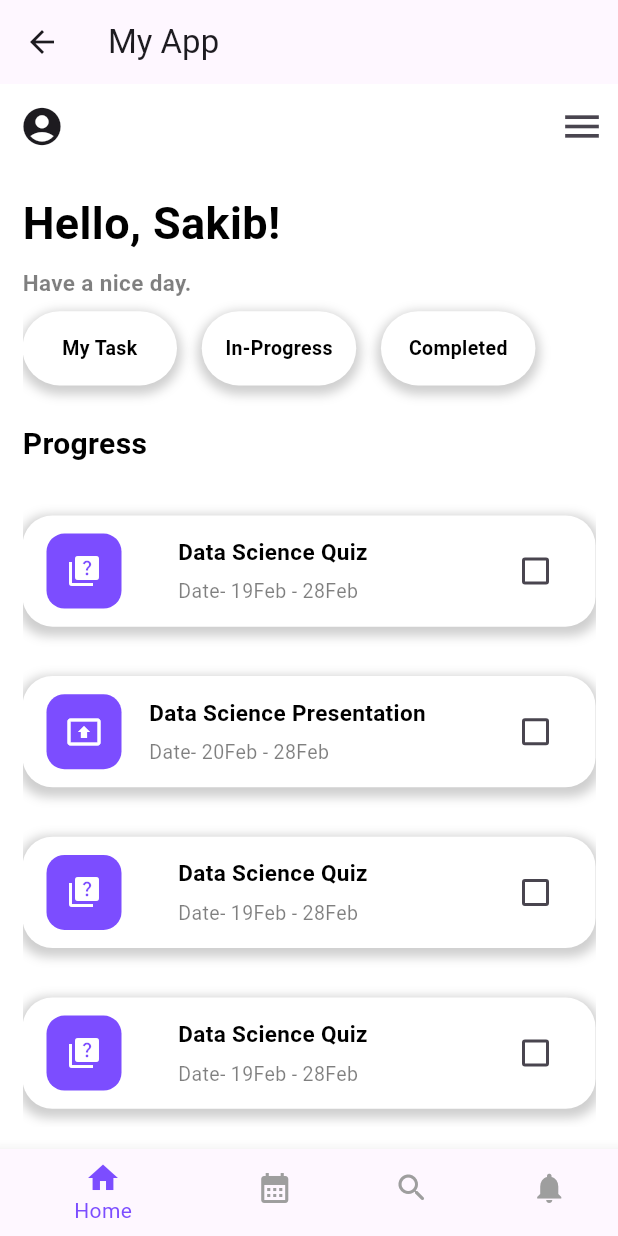
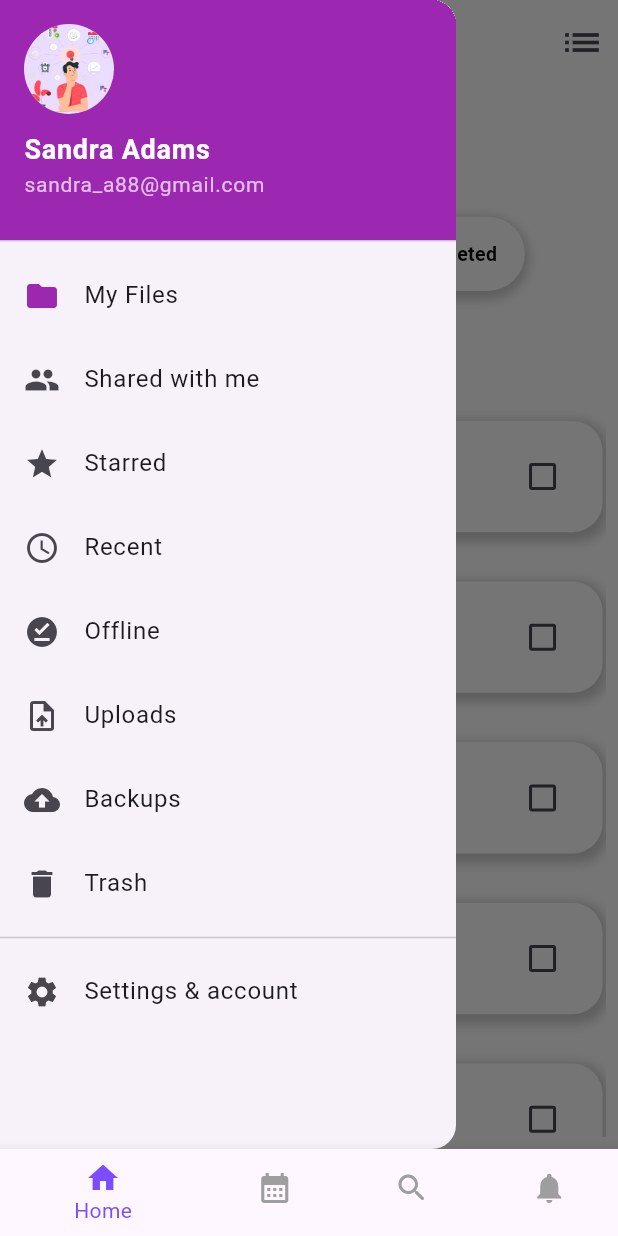
Before and after one commit to flixcodeDev/Flutter-NestTask-TODO-App, a Flutter app: the Bottomnavbar screen opened directly, with the side drawer open (before the commit the screen has no drawer), on a phone screen of 412 x 824 dp. Run offline on Flutter 3.47's test engine with Material 3 defaults, Android fonts, the phone set to English and light mode, and no system bars; our stand-ins replace curved_navigation_bar, get; missing offline and left inert: horizontal_week_calendar.

Commit message:
controller Update at watch page and adding Drawer But not working

```diff
--- a/lib/App_Pages/HomePage.dart
+++ b/lib/App_Pages/HomePage.dart
@@ -1,7 +1,11 @@
 import 'package:curved_navigation_bar/curved_navigation_bar.dart';
 import 'package:flutter/material.dart';
+import 'package:get/get.dart';
+import 'package:nesttask/App_Pages/SearchPage.dart';
 import 'package:nesttask/App_Pages/UpcomingTask.dart';
 import 'package:nesttask/CustomButton/CustomContainer.dart';
+
+import 'package:nesttask/CustomButton/NavigationDrawer.dart';
 
 import 'package:nesttask/CustomButton/TaskContainer.dart';
 
@@ -19,30 +23,36 @@ class _HomepageState extends State<Homepage> {
   @override
   Widget build(BuildContext context) {
     return Scaffold(
+
       backgroundColor: Colors.white,
+      drawer: NavDrawerPage(),
       appBar: AppBar(
         backgroundColor: Colors.white,
-        leading: Icon(
-          Icons.account_circle,
-          size: 30,
+        leading: IconButton(
+          onPressed: (){
+
+            },
+          icon :Icon(Icons.account_circle,
+          size: 30,)
+
         ),
         actions: [
           IconButton(
               onPressed: () {},
               icon: Icon(
-                Icons.menu_outlined,
+                Icons.list,
                 size: 30,
               ))
         ],
       ),
       body: SafeArea(
           child: Padding(
-            padding: const EdgeInsets.all(15.0),
+            padding: const EdgeInsets.all(8.0),
             child: Stack(children: [
               SingleChildScrollView(
                 child: Column(
                   mainAxisAlignment: MainAxisAlignment.start,
-                  crossAxisAlignment: CrossAxisAlignment.start,
+                  crossAxisAlignment: CrossAxisAlignment.center,
                   children: [
                     Text(
                       "Hello, Sakib!",
@@ -66,11 +76,11 @@ class _HomepageState extends State<Homepage> {
                     ),
                     Row(
                       children: [
-                        Customcontainer(title: "My Task"),
+                        Customcontainer(title: "My Task",onTap: (){},),
                         SizedBox(width: MediaQuery.of(context).size.width * 0.04),
-                        Customcontainer(title: "In-Progress"),
+                        Customcontainer(title: "In-Progress",onTap: (){},),
                         SizedBox(width: MediaQuery.of(context).size.width * 0.04),
-                        Customcontainer(title: "Completed"),
+                        Customcontainer(title: "Completed",onTap: (){},),
                       ],
                     ),
                     SizedBox(height: MediaQuery.of(context).size.height * 0.03),
--- a/lib/App_Pages/SearchPage.dart
+++ b/lib/App_Pages/SearchPage.dart
@@ -25,7 +25,7 @@ class _SearchpageState extends State<Searchpage> {
           IconButton(
               onPressed: () {},
               icon: Icon(
-                Icons.menu_outlined,
+                Icons.list,
                 size: 30,
               ))
         ],
--- a/lib/App_Pages/UpcomingTask.dart
+++ b/lib/App_Pages/UpcomingTask.dart
@@ -27,7 +27,7 @@ class _UpcomingtaskState extends State<Upcomingtask> {
           IconButton(
               onPressed: () {},
               icon: Icon(
-                Icons.menu_outlined,
+                Icons.list,
                 size: 30,
               ))
         ],
--- a/lib/CustomButton/BottomNavBar.dart
+++ b/lib/CustomButton/BottomNavBar.dart
@@ -26,9 +26,7 @@ class _BottomnavbarState extends State<Bottomnavbar> {
   @override
   Widget build(BuildContext context) {
     return Scaffold(
-      appBar: AppBar(
-        title: Text('My App'),
-      ),
+
       body: _screens[_currentIndex],
       bottomNavigationBar: BottomNavigationBar(
         backgroundColor: Colors.white, // Change the background color.
--- a/lib/CustomButton/CustomContainer.dart
+++ b/lib/CustomButton/CustomContainer.dart
@@ -1,20 +1,27 @@
 import 'package:flutter/cupertino.dart';
 import 'package:flutter/material.dart';
+import 'package:get/get.dart';
 
 class Customcontainer extends StatelessWidget {
   final String title;
+  final VoidCallback onTap;
 
-  const Customcontainer({super.key, required this.title});
+  const Customcontainer({super.key, required this.title, required this.onTap});
 
   @override
   Widget build(BuildContext context) {
-    return Container(
+    return GestureDetector(
+      onTap: onTap,
+      child: Container(
+
+
         height: MediaQuery.of(context).size.height * 0.06,
         width: MediaQuery.of(context).size.width * 0.25,
 
         decoration: BoxDecoration(
           color: Colors.white,
           borderRadius: BorderRadius.circular(30),
+
           boxShadow:[
             BoxShadow(
               color: Colors.grey.withOpacity(0.5),
@@ -28,9 +35,10 @@ class Customcontainer extends StatelessWidget {
         child: Column(
           mainAxisAlignment: MainAxisAlignment.center,
           children: [
-          Text(title,style: TextStyle(color: Colors.black,fontWeight:FontWeight.w600,fontSize:13 ),),
-
+            Text(title,style: TextStyle(color: Colors.black,fontWeight:FontWeight.w600,fontSize:13 ),
+            ),
           ],
+        ),
       ),
     );
   }
--- /dev/null
+++ b/lib/CustomButton/NavigationDrawer.dart
@@ -0,0 +1,93 @@
+import 'package:flutter/material.dart';
+
+class NavDrawerPage extends StatelessWidget {
+  const NavDrawerPage({super.key});
+
+  @override
+  Widget build(BuildContext context) {
+    return Drawer(
+
+      child: ListView(
+        padding: EdgeInsets.zero,
+        children: [
+          DrawerHeader(
+            decoration: BoxDecoration(
+              color: Colors.purple,
+            ),
+            child: Column(
+              crossAxisAlignment: CrossAxisAlignment.start,
+              children: [
+                CircleAvatar(
+                  radius: 30,
+                  backgroundImage: AssetImage('assets/images/avater.png'), // Replace with your image asset
+                ),
+                SizedBox(height: 10),
+                Text(
+                  'Sandra Adams',
+                  style: TextStyle(
+                    color: Colors.white,
+                    fontSize: 18,
+                    fontWeight: FontWeight.bold,
+                  ),
+                ),
+                Text(
+                  'sandra_a88@gmail.com',
+                  style: TextStyle(
+                    color: Colors.white70,
+                    fontSize: 14,
+                  ),
+                ),
+              ],
+            ),
+          ),
+          ListTile(
+            leading: Icon(Icons.folder, color: Colors.purple),
+            title: Text('My Files'),
+            onTap: () {},
+          ),
+          ListTile(
+            leading: Icon(Icons.group),
+            title: Text('Shared with me'),
+            onTap: () {},
+          ),
+          ListTile(
+            leading: Icon(Icons.star),
+            title: Text('Starred'),
+            onTap: () {},
+          ),
+          ListTile(
+            leading: Icon(Icons.access_time),
+            title: Text('Recent'),
+            onTap: () {},
+          ),
+          ListTile(
+            leading: Icon(Icons.offline_pin),
+            title: Text('Offline'),
+            onTap: () {},
+          ),
+          ListTile(
+            leading: Icon(Icons.upload_file),
+            title: Text('Uploads'),
+            onTap: () {},
+          ),
+          ListTile(
+            leading: Icon(Icons.backup),
+            title: Text('Backups'),
+            onTap: () {},
+          ),
+          ListTile(
+            leading: Icon(Icons.delete),
+            title: Text('Trash'),
+            onTap: () {},
+          ),
+          Divider(),
+          ListTile(
+            leading: Icon(Icons.settings),
+            title: Text('Settings & account'),
+            onTap: () {},
+          ),
+        ],
+      ),
+    );
+  }
+}
```
Also changed, not shown: analysis_options.yaml (deleted, +0 -28 lines), lib/Auth/AuthPage.dart (+22 -11 lines), lib/main.dart (+5 -2 lines), 1 other file. Lines whose indentation alone changed are shown as unchanged.
